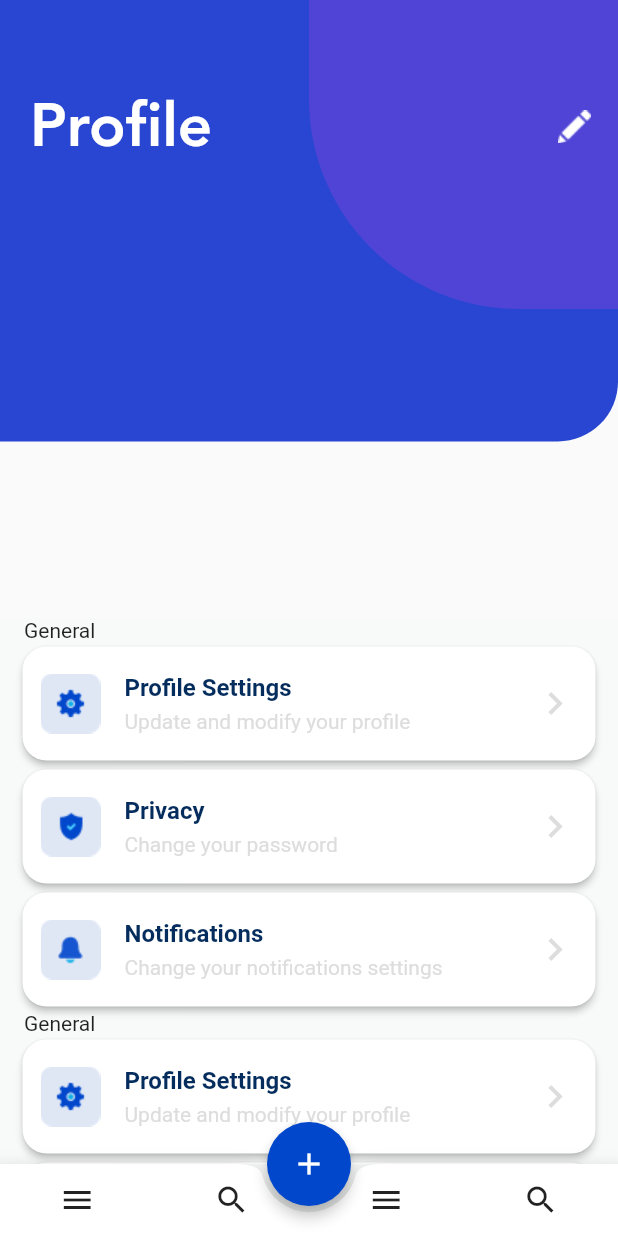
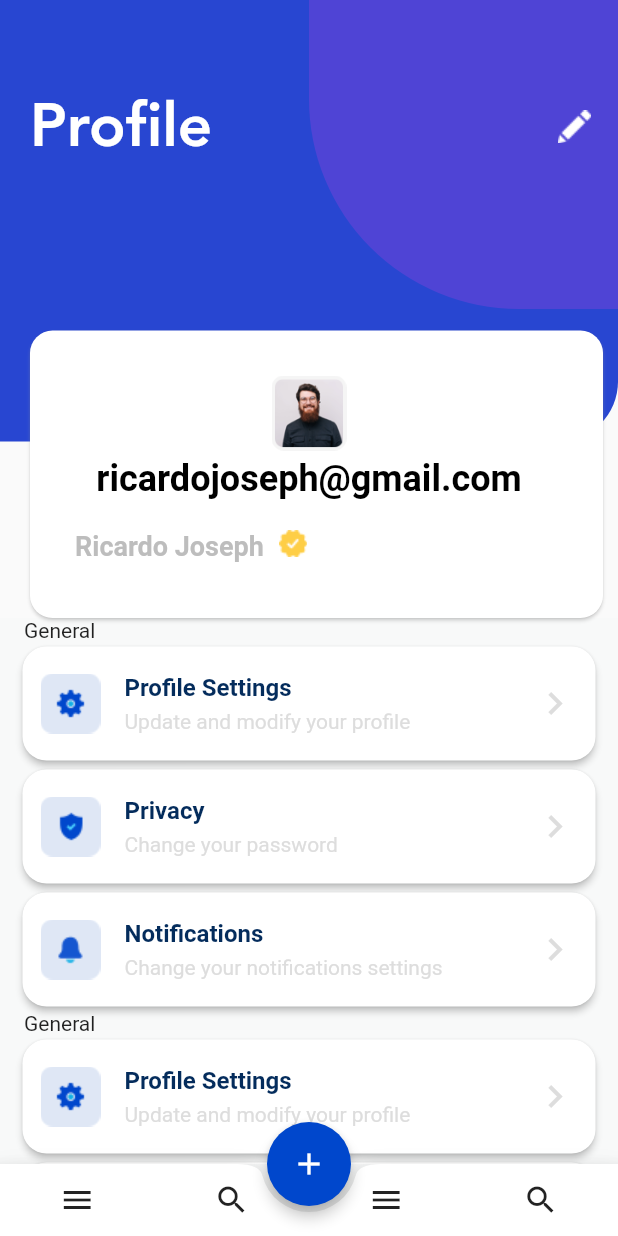
Before and after one commit to lintdeveloper/freelancer_ui_test, a Flutter app: the screen it shows after launch, on a phone screen of 412 x 824 dp. Run offline on Flutter 3.47's test engine with Material 2 defaults, Android fonts, the phone set to English and light mode, and no system bars.

Commit message:
User profile boilerplate UI implemented

```diff
--- a/lib/data/data.dart
+++ b/lib/data/data.dart
@@ -1,4 +1,7 @@
 import 'package:freelancer_ui_test/models/settings_card.dart';
+import 'package:freelancer_ui_test/models/user_profile_model.dart';
+import 'package:freelancer_ui_test/models/user_profile_model.dart';
+import 'package:freelancer_ui_test/models/user_profile_model.dart';
 
 List<SettingsCardModel> getSettingsCard() {
   List<SettingsCardModel> settingsCard = [
@@ -12,3 +15,11 @@ List<SettingsCardModel> getSettingsCard() {
 
   return settingsCard;
 }
+
+List<UserProfileModel> getUserProfileCard() {
+  List<UserProfileModel> userProfileCard = [
+    UserProfileModel("assets/images/ricardo.png","Ricardo Joseph","assets/images/verified.png",  "ricardojoseph@gmail.com")
+  ];
+
+  return userProfileCard;
+}
--- /dev/null
+++ b/lib/models/user_profile_model.dart
@@ -0,0 +1,10 @@
+class UserProfileModel {
+  final String _userImage, _userName, _status, _email;
+
+  UserProfileModel(this._userImage, this._userName, this._status, this._email);
+
+  String get userName => _userName;
+  get userImage => _userImage;
+  get status => _status;
+  String get userEmail => _email;
+}
--- a/lib/screens/settings_screen.dart
+++ b/lib/screens/settings_screen.dart
@@ -1,6 +1,7 @@
 import 'package:flutter/material.dart';
 import 'package:freelancer_ui_test/data/data.dart';
 import 'package:freelancer_ui_test/utils/screen_size.dart';
+import 'package:freelancer_ui_test/widgets/profile_card.dart';
 import 'package:freelancer_ui_test/widgets/settings_background.dart';
 import 'package:freelancer_ui_test/widgets/tile_card_widget.dart';
 
@@ -62,6 +63,23 @@ class SettingsScreen extends StatelessWidget {
                         ],
                       ),
                     ],
+                  ),
+                ),
+                Align(
+                  alignment: Alignment.bottomCenter,
+                  child: Container(
+                    margin: EdgeInsets.only(
+                      left: 20,
+                    ),
+                    height: _media.longestSide <= 775
+                        ? _media.height / 3
+                        : _media.height / 4.3,
+                    width: _media.width,
+                    child: Padding(
+                        padding: EdgeInsets.only(right: 10),
+                        child: ProfileCard(
+                          profile: getUserProfileCard()[0],
+                        )),
                   ),
                 ),
               ],
--- /dev/null
+++ b/lib/widgets/profile_card.dart
@@ -0,0 +1,63 @@
+import 'package:flutter/material.dart';
+import 'package:freelancer_ui_test/models/user_profile_model.dart';
+
+class ProfileCard extends StatelessWidget {
+  final UserProfileModel profile;
+
+  ProfileCard({Key key, this.profile}) : super(key: key);
+
+  @override
+  Widget build(BuildContext context) {
+    final _media = MediaQuery.of(context).size;
+    return Material(
+      elevation: 1,
+      shadowColor: Colors.grey.shade300,
+      color: Colors.white,
+      shape: RoundedRectangleBorder(
+        borderRadius: BorderRadius.circular(15),
+      ),
+      child: Stack(
+        children: <Widget>[
+          Container(
+            width: _media.width - 40,
+            padding: EdgeInsets.only(left: 30, right: 30, top: 30),
+            child: Column(
+              crossAxisAlignment: CrossAxisAlignment.center,
+              children: <Widget>[
+                Image.asset("assets/images/ricardo.png", height: 50, width: 50,),
+                SizedBox(
+                  height: 5,
+                ),
+                Text(
+                  profile.userEmail,
+                  style: Theme.of(context).textTheme.headline.copyWith(
+                    color: Colors.black,
+                    fontWeight: FontWeight.bold,
+                  ),
+                ),
+                SizedBox(height: 20),
+                Row(
+                  crossAxisAlignment: CrossAxisAlignment.start,
+                  children: <Widget>[
+                    Text(
+                      profile.userName,
+                      style: TextStyle(
+                        fontSize: 18,
+                        color: Colors.grey.shade400,
+                        fontWeight: FontWeight.bold,
+                      ),
+                    ),
+                    SizedBox(
+                      width: 10,
+                    ),
+                    Image.asset("assets/images/verified.png")
+                  ],
+                )
+              ],
+            ),
+          ),
+        ],
+      ),
+    );
+  }
+}
--- a/pubspec.yaml
+++ b/pubspec.yaml
@@ -46,6 +46,8 @@ flutter:
    - assets/images/settings.png
    - assets/images/security.png
    - assets/images/edit.png
+   - assets/images/ricardo.png
+   - assets/images/verified.png
 
   # An image asset can refer to one or more resolution-specific "variants", see
   # https://flutter.dev/assets-and-images/#resolution-aware.
```
Also changed, not shown: assets/images/ricardo.png (added), assets/images/verified.png (added).
